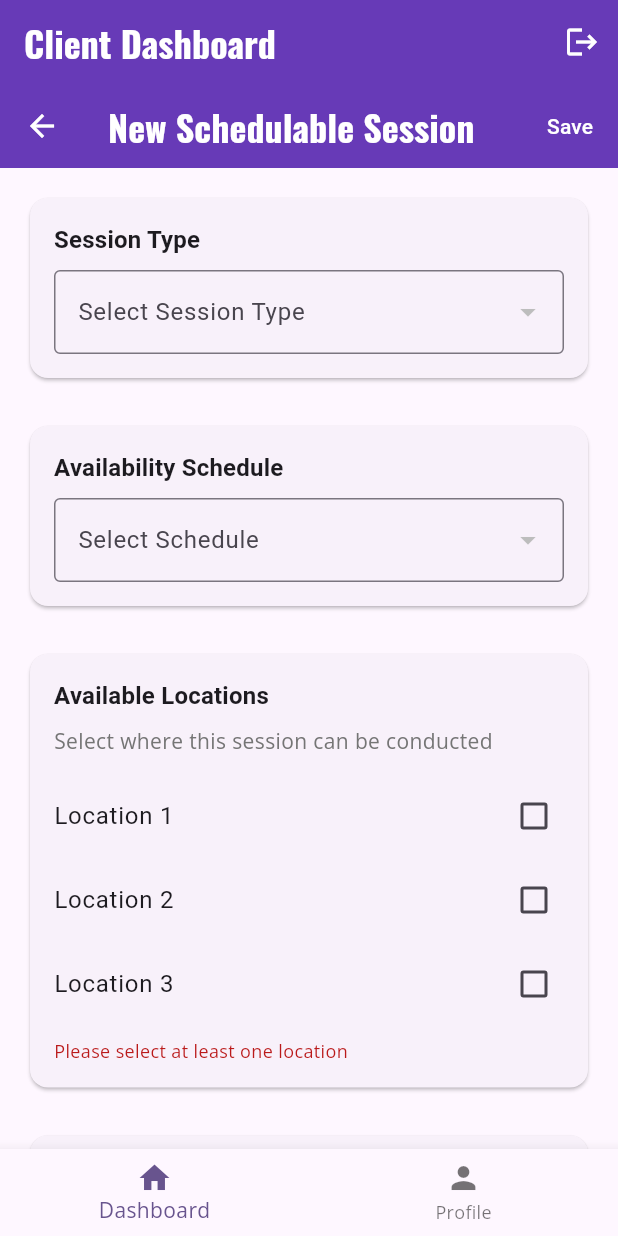
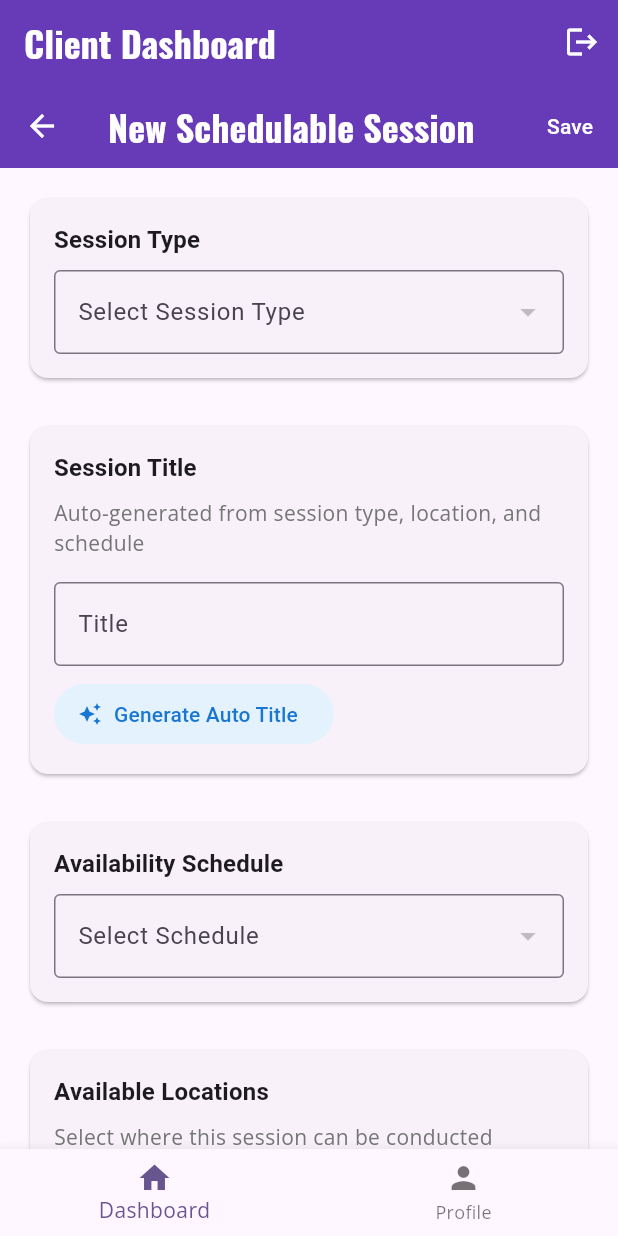
Before and after one commit to YuvalKlein/sessionizer, a Flutter app: the SchedulableSessionFormScreen screen opened by its route, on a phone screen of 412 x 824 dp. Run offline on Flutter 3.47's test engine with Material 3 defaults, Android fonts, the light colour scheme and no system bars; our stand-ins replace cloud_firestore, firebase_auth, firebase_core, font_awesome_flutter, go_router, google_fonts and 2 more; accounts and stored records are empty.

Commit message:
Add auto-generated titles to schedulable sessions
- Add title field to SchedulableSession model with auto-generation
- Auto-generate titles as '{sessionType.title} at {location.name} at {schedule.name}'
- Add title editing capability in the form with manual override
- Auto-generate title when all required fields are selected
- Update UI to display custom titles instead of session type names
- Add 'Generate Auto Title' button for manual regeneration

```diff
--- a/lib/models/schedulable_session.dart
+++ b/lib/models/schedulable_session.dart
@@ -22,6 +22,7 @@ class SchedulableSession {
   final int slotIntervalMinutes; // how often slots are generated (5, 10, 15, 30, 60)
 
   // Status & Metadata
+  final String title; // Auto-generated or user-edited title
   final bool isActive;
   final DateTime createdAt;
   final DateTime? updatedAt;
@@ -42,6 +43,7 @@ class SchedulableSession {
     this.minHoursAhead = 2,
     this.durationOverride,
     this.slotIntervalMinutes = 60, // Default to hourly slots
+    required this.title,
     this.isActive = true,
     required this.createdAt,
     this.updatedAt,
@@ -63,6 +65,7 @@ class SchedulableSession {
       minHoursAhead: data['minHoursAhead'] ?? 2,
       durationOverride: data['durationOverride'],
       slotIntervalMinutes: data['slotIntervalMinutes'] ?? 60,
+      title: data['title'] ?? 'Untitled Session',
       isActive: data['isActive'] ?? true,
       createdAt: (data['createdAt'] as Timestamp?)?.toDate() ?? DateTime.now(),
       updatedAt: (data['updatedAt'] as Timestamp?)?.toDate(),
@@ -83,6 +86,7 @@ class SchedulableSession {
       'minHoursAhead': minHoursAhead,
       'durationOverride': durationOverride,
       'slotIntervalMinutes': slotIntervalMinutes,
+      'title': title,
       'isActive': isActive,
       'createdAt': Timestamp.fromDate(createdAt),
       'updatedAt': updatedAt != null ? Timestamp.fromDate(updatedAt!) : null,
@@ -103,6 +107,7 @@ class SchedulableSession {
     int? minHoursAhead,
     int? durationOverride,
     int? slotIntervalMinutes,
+    String? title,
     bool? isActive,
     DateTime? createdAt,
     DateTime? updatedAt,
@@ -121,6 +126,7 @@ class SchedulableSession {
       minHoursAhead: minHoursAhead ?? this.minHoursAhead,
       durationOverride: durationOverride ?? this.durationOverride,
       slotIntervalMinutes: slotIntervalMinutes ?? this.slotIntervalMinutes,
+      title: title ?? this.title,
       isActive: isActive ?? this.isActive,
       createdAt: createdAt ?? this.createdAt,
       updatedAt: updatedAt ?? DateTime.now(),
@@ -130,6 +136,15 @@ class SchedulableSession {
   }
 
   // Helper methods for business logic
+
+  /// Generate auto-title from session type, location, and schedule
+  static String generateTitle({
+    required String sessionTypeTitle,
+    required String locationName,
+    required String scheduleName,
+  }) {
+    return '$sessionTypeTitle at $locationName at $scheduleName';
+  }
 
   /// Get the effective duration (override or from session type)
   int getEffectiveDuration(int sessionTypeDuration, String durationUnit) {
--- a/lib/ui/schedulable_session_form_screen.dart
+++ b/lib/ui/schedulable_session_form_screen.dart
@@ -24,6 +24,7 @@ class SchedulableSessionFormScreen extends StatefulWidget {
 
 class _SchedulableSessionFormScreenState extends State<SchedulableSessionFormScreen> {
   final _formKey = GlobalKey<FormState>();
+  final _titleController = TextEditingController();
   final _notesController = TextEditingController();
   final _durationOverrideController = TextEditingController();
 
@@ -31,6 +32,7 @@ class _SchedulableSessionFormScreenState extends State<SchedulableSessionFormScr
   String? _selectedSessionTypeId;
   String? _selectedScheduleId;
   List<String> _selectedLocationIds = [];
+  String _title = '';
   int _bufferBefore = 15;
   int _bufferAfter = 10;
   int _maxDaysAhead = 7;
@@ -121,11 +123,52 @@ class _SchedulableSessionFormScreenState extends State<SchedulableSessionFormScr
         _maxDaysAhead = schedulableSession.maxDaysAhead;
         _minHoursAhead = schedulableSession.minHoursAhead;
         _slotIntervalMinutes = schedulableSession.slotIntervalMinutes;
+        _title = schedulableSession.title;
+        _titleController.text = schedulableSession.title;
         _isActive = schedulableSession.isActive;
         _notesController.text = schedulableSession.notes ?? '';
         _durationOverrideController.text =
             schedulableSession.durationOverride?.toString() ?? '';
       });
+    }
+  }
+
+  void _generateAutoTitle() {
+    if (_selectedSessionTypeId == null || _selectedScheduleId == null || _selectedLocationIds.isEmpty) {
+      ScaffoldMessenger.of(context).showSnackBar(
+        const SnackBar(
+          content: Text('Please select session type, schedule, and at least one location first'),
+          backgroundColor: Colors.orange,
+        ),
+      );
+      return;
+    }
+
+    final sessionType = _sessionTypes.firstWhere((st) => st.id == _selectedSessionTypeId);
+    final schedule = _schedules.firstWhere((s) => s.id == _selectedScheduleId);
+
+    // For now, use the first selected location. In the future, we might want to handle multiple locations differently
+    final locationName = _selectedLocationIds.first; // TODO: Get actual location name from location service
+
+    final autoTitle = SchedulableSession.generateTitle(
+      sessionTypeTitle: sessionType.title,
+      locationName: locationName,
+      scheduleName: schedule.name,
+    );
+
+    setState(() {
+      _title = autoTitle;
+      _titleController.text = autoTitle;
+    });
+  }
+
+  void _tryAutoGenerateTitle() {
+    // Only auto-generate if we're creating a new session (not editing) and title is empty
+    if (!_isEditing && _title.isEmpty &&
+        _selectedSessionTypeId != null &&
+        _selectedScheduleId != null &&
+        _selectedLocationIds.isNotEmpty) {
+      _generateAutoTitle();
     }
   }
 
@@ -153,6 +196,8 @@ class _SchedulableSessionFormScreenState extends State<SchedulableSessionFormScr
           padding: const EdgeInsets.all(16.0),
           children: [
             _buildSessionTypeSection(),
+            const SizedBox(height: 24),
+            _buildTitleSection(),
             const SizedBox(height: 24),
             _buildScheduleSection(),
             const SizedBox(height: 24),
@@ -203,8 +248,63 @@ class _SchedulableSessionFormScreenState extends State<SchedulableSessionFormScr
                 setState(() {
                   _selectedSessionTypeId = value;
                 });
+                _tryAutoGenerateTitle();
               },
               validator: (value) => value == null ? 'Please select a session type' : null,
+            ),
+          ],
+        ),
+      ),
+    );
+  }
+
+  Widget _buildTitleSection() {
+    return Card(
+      child: Padding(
+        padding: const EdgeInsets.all(16.0),
+        child: Column(
+          crossAxisAlignment: CrossAxisAlignment.start,
+          children: [
+            Text(
+              'Session Title',
+              style: Theme.of(context).textTheme.titleMedium?.copyWith(
+                fontWeight: FontWeight.bold,
+              ),
+            ),
+            const SizedBox(height: 8),
+            Text(
+              'Auto-generated from session type, location, and schedule',
+              style: Theme.of(context).textTheme.bodyMedium?.copyWith(
+                color: Colors.grey[600],
+              ),
+            ),
+            const SizedBox(height: 16),
+            TextFormField(
+              controller: _titleController,
+              decoration: const InputDecoration(
+                labelText: 'Title',
+                border: OutlineInputBorder(),
+                hintText: 'e.g., Yoga Class at Studio A at Morning Schedule',
+              ),
+              validator: (value) => value == null || value.trim().isEmpty
+                  ? 'Please enter a title'
+                  : null,
+              onChanged: (value) {
+                setState(() {
+                  _title = value.trim();
+                });
+              },
+            ),
+            const SizedBox(height: 8),
+            ElevatedButton.icon(
+              onPressed: _generateAutoTitle,
+              icon: const Icon(Icons.auto_awesome, size: 16),
+              label: const Text('Generate Auto Title'),
+              style: ElevatedButton.styleFrom(
+                backgroundColor: Colors.blue[50],
+                foregroundColor: Colors.blue[700],
+                elevation: 0,
+              ),
             ),
           ],
         ),
@@ -242,6 +342,7 @@ class _SchedulableSessionFormScreenState extends State<SchedulableSessionFormScr
                 setState(() {
                   _selectedScheduleId = value;
                 });
+                _tryAutoGenerateTitle();
               },
               validator: (value) => value == null ? 'Please select a schedule' : null,
             ),
@@ -284,6 +385,7 @@ class _SchedulableSessionFormScreenState extends State<SchedulableSessionFormScr
                       _selectedLocationIds.remove(location);
                     }
                   });
+                  _tryAutoGenerateTitle();
                 },
                 contentPadding: EdgeInsets.zero,
               );
@@ -593,6 +695,7 @@ class _SchedulableSessionFormScreenState extends State<SchedulableSessionFormScr
           ? int.tryParse(_durationOverrideController.text)
           : null,
       slotIntervalMinutes: _slotIntervalMinutes,
+      title: _title,
       isActive: _isActive,
       createdAt: DateTime.now(),
       notes: _notesController.text.isNotEmpty ? _notesController.text : null,
--- a/to_do.txt
+++ b/to_do.txt
@@ -1,2 +1,2 @@
-1. change the interval slots to be equal to the session duration,
-and make option when can session start, if in every rounded hour, every 30 minutes, 15, 10 or 5
+1. make the session type to be a list in schedulable session and then the name shuold change from the
+type name to X types..
```
Also changed, not shown: lib/ui/schedulable_sessions_screen.dart (+5 -13 lines).
